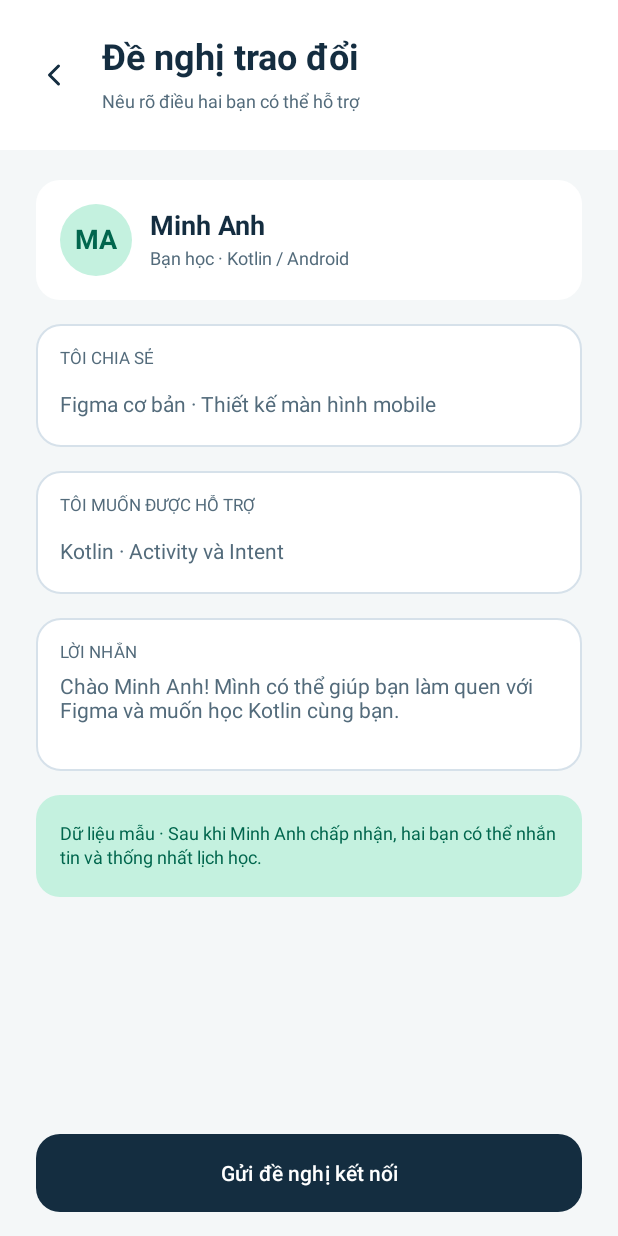
After one commit to HuynhNAnh/Co-Study, an Android app: the ExchangeRequestActivity screen opened directly, with no data from a screen before it, on a phone screen of 412 x 824 dp. The commit adds this screen. Run offline under Robolectric (Android 15) with nearby library versions, the phone set to English and light mode, and no system bars.

Commit message:
Xây dựng màn hình đề nghị trao đổi kỹ năng

```diff
--- a/app/src/main/AndroidManifest.xml
+++ b/app/src/main/AndroidManifest.xml
@@ -54,6 +54,10 @@
         <activity
             android:name=".feature.learner.ui.profile.PartnerProfileActivity"
             android:exported="false" />
+        <activity
+            android:name=".feature.learner.ui.exchange.ExchangeRequestActivity"
+            android:exported="false"
+            android:windowSoftInputMode="adjustResize" />
     </application>
 
 </manifest>
--- /dev/null
+++ b/app/src/main/java/com/ute/co_study/feature/learner/ui/exchange/ExchangeRequestActivity.kt
@@ -0,0 +1,22 @@
+package com.ute.co_study.feature.learner.ui.exchange
+
+import android.os.Bundle
+import androidx.appcompat.app.AppCompatActivity
+import androidx.core.view.ViewCompat
+import com.ute.co_study.databinding.ActivityExchangeRequestBinding
+import com.ute.co_study.feature.auth.ui.applyAuthInsets
+import com.ute.co_study.feature.learner.ui.showLearnerFeatureUnavailable
+
+class ExchangeRequestActivity : AppCompatActivity() {
+    override fun onCreate(savedInstanceState: Bundle?) {
+        super.onCreate(savedInstanceState)
+        val binding = ActivityExchangeRequestBinding.inflate(layoutInflater)
+        setContentView(binding.root)
+        applyAuthInsets(binding.root, binding.statusBarSpace)
+        ViewCompat.setAccessibilityHeading(binding.screenTitle, true)
+        ViewCompat.setAccessibilityHeading(binding.partnerName, true)
+
+        binding.backButton.setOnClickListener { finish() }
+        showLearnerFeatureUnavailable(binding.sendButton)
+    }
+}
--- /dev/null
+++ b/app/src/main/res/layout/activity_exchange_request.xml
@@ -0,0 +1,181 @@
+<?xml version="1.0" encoding="utf-8"?>
+<LinearLayout xmlns:android="http://schemas.android.com/apk/res/android"
+    xmlns:app="http://schemas.android.com/apk/res-auto"
+    android:layout_width="match_parent"
+    android:layout_height="match_parent"
+    android:orientation="vertical">
+
+    <View
+        android:id="@+id/status_bar_space"
+        android:layout_width="match_parent"
+        android:layout_height="0dp"
+        android:background="@color/white"
+        android:importantForAccessibility="no" />
+
+    <ScrollView
+        android:layout_width="match_parent"
+        android:layout_height="match_parent"
+        android:fillViewport="true">
+
+        <LinearLayout
+            android:layout_width="match_parent"
+            android:layout_height="wrap_content"
+            android:focusableInTouchMode="true"
+            android:orientation="vertical">
+
+            <LinearLayout
+                style="@style/Widget.CoStudy.Auth.Header"
+                android:gravity="center_vertical"
+                android:orientation="horizontal"
+                android:paddingStart="@dimen/co_study_space_12"
+                android:paddingEnd="@dimen/co_study_space_24"
+                android:paddingTop="@dimen/co_study_space_16"
+                android:paddingBottom="@dimen/co_study_space_16">
+
+                <androidx.appcompat.widget.AppCompatImageButton
+                    android:id="@+id/back_button"
+                    android:layout_width="48dp"
+                    android:layout_height="48dp"
+                    android:background="?attr/selectableItemBackgroundBorderless"
+                    android:contentDescription="@string/auth_back"
+                    app:srcCompat="@drawable/ic_back"
+                    app:tint="@color/co_study_ink" />
+
+                <LinearLayout
+                    android:layout_width="0dp"
+                    android:layout_height="wrap_content"
+                    android:layout_marginStart="@dimen/co_study_space_8"
+                    android:layout_weight="1"
+                    android:orientation="vertical">
+
+                    <TextView
+                        style="@style/TextAppearance.CoStudy.Title"
+                        android:id="@+id/screen_title"
+                        android:text="@string/exchange_request_title" />
+
+                    <TextView
+                        style="@style/TextAppearance.CoStudy.Subtitle"
+                        android:layout_marginTop="@dimen/co_study_space_8"
+                        android:text="@string/exchange_request_subtitle" />
+                </LinearLayout>
+            </LinearLayout>
+
+            <LinearLayout
+                style="@style/Widget.CoStudy.Auth.Card"
+                android:layout_marginTop="@dimen/co_study_space_20"
+                android:background="@drawable/bg_co_study_card"
+                android:gravity="center_vertical"
+                android:minHeight="80dp"
+                android:orientation="horizontal">
+
+                <TextView
+                    style="@style/TextAppearance.CoStudy.Title"
+                    android:layout_width="48dp"
+                    android:layout_height="48dp"
+                    android:background="@drawable/bg_co_study_mint_circle"
+                    android:gravity="center"
+                    android:importantForAccessibility="no"
+                    android:text="@string/home_suggested_initials"
+                    android:textColor="@color/co_study_green"
+                    android:textSize="18sp" />
+
+                <LinearLayout
+                    android:layout_width="0dp"
+                    android:layout_height="wrap_content"
+                    android:layout_marginStart="@dimen/co_study_space_12"
+                    android:layout_weight="1"
+                    android:orientation="vertical">
+
+                    <TextView
+                        android:id="@+id/partner_name"
+                        style="@style/TextAppearance.CoStudy.Title"
+                        android:text="@string/home_suggested_name"
+                        android:textSize="18sp" />
+
+                    <TextView
+                        style="@style/TextAppearance.CoStudy.Subtitle"
+                        android:layout_marginTop="@dimen/co_study_space_4"
+                        android:text="@string/exchange_request_partner" />
+                </LinearLayout>
+            </LinearLayout>
+
+            <LinearLayout style="@style/Widget.CoStudy.Auth.Field">
+                <TextView
+                    style="@style/TextAppearance.CoStudy.Subtitle"
+                    android:labelFor="@+id/share_input"
+                    android:text="@string/exchange_request_share_label"
+                    android:textSize="11sp" />
+
+                <androidx.appcompat.widget.AppCompatEditText
+                    android:id="@id/share_input"
+                    style="@style/Widget.CoStudy.Auth.Input"
+                    android:hint="@string/exchange_request_share_hint"
+                    android:inputType="textCapSentences|textMultiLine"
+                    android:scrollHorizontally="false"
+                    android:textColorHint="@color/co_study_muted" />
+            </LinearLayout>
+
+            <LinearLayout style="@style/Widget.CoStudy.Auth.Field">
+                <TextView
+                    style="@style/TextAppearance.CoStudy.Subtitle"
+                    android:labelFor="@+id/learn_input"
+                    android:text="@string/exchange_request_learn_label"
+                    android:textSize="11sp" />
+
+                <androidx.appcompat.widget.AppCompatEditText
+                    android:id="@id/learn_input"
+                    style="@style/Widget.CoStudy.Auth.Input"
+                    android:hint="@string/exchange_request_learn_hint"
+                    android:inputType="textCapSentences|textMultiLine"
+                    android:scrollHorizontally="false"
+                    android:textColorHint="@color/co_study_muted" />
+            </LinearLayout>
+
+            <LinearLayout
+                style="@style/Widget.CoStudy.Auth.Field"
+                android:minHeight="102dp">
+                <TextView
+                    style="@style/TextAppearance.CoStudy.Subtitle"
+                    android:labelFor="@+id/message_input"
+                    android:text="@string/exchange_request_message_label"
+                    android:textSize="11sp" />
+
+                <androidx.appcompat.widget.AppCompatEditText
+                    android:id="@id/message_input"
+                    style="@style/Widget.CoStudy.Auth.Input"
+                    android:hint="@string/exchange_request_message_hint"
+                    android:inputType="textCapSentences|textMultiLine"
+                    android:minLines="2"
+                    android:scrollHorizontally="false"
+                    android:textColorHint="@color/co_study_muted" />
+            </LinearLayout>
+
+            <TextView
+                style="@style/TextAppearance.CoStudy.Subtitle"
+                android:layout_marginStart="@dimen/co_study_space_24"
+                android:layout_marginEnd="@dimen/co_study_space_24"
+                android:layout_marginTop="@dimen/co_study_space_16"
+                android:background="@drawable/bg_auth_notice"
+                android:gravity="center_vertical"
+                android:minHeight="68dp"
+                android:padding="@dimen/co_study_space_16"
+                android:text="@string/exchange_request_tip"
+                android:textColor="@color/co_study_green" />
+
+            <Space
+                android:layout_width="match_parent"
+                android:layout_height="0dp"
+                android:layout_weight="1" />
+
+            <LinearLayout
+                style="@style/Widget.CoStudy.Auth.Actions"
+                android:layout_marginTop="@dimen/co_study_space_24">
+
+                <com.google.android.material.button.MaterialButton
+                    android:id="@+id/send_button"
+                    style="@style/Widget.CoStudy.Button.Primary"
+                    android:text="@string/exchange_request_send" />
+            </LinearLayout>
+        </LinearLayout>
+    </ScrollView>
+</LinearLayout>
--- a/app/src/main/res/values/strings.xml
+++ b/app/src/main/res/values/strings.xml
@@ -132,4 +132,15 @@
     <string name="partner_profile_match">Dữ liệu mẫu · Phù hợp 92%: hai bạn có kỹ năng bổ trợ và cùng rảnh tối thứ Năm 19:00 – 20:00.</string>
     <string name="partner_profile_exchange">Đề nghị trao đổi kỹ năng</string>
     <string name="partner_profile_report">Báo cáo hồ sơ</string>
+    <string name="exchange_request_title">Đề nghị trao đổi</string>
+    <string name="exchange_request_subtitle">Nêu rõ điều hai bạn có thể hỗ trợ</string>
+    <string name="exchange_request_partner">Bạn học · Kotlin / Android</string>
+    <string name="exchange_request_share_label">TÔI CHIA SẺ</string>
+    <string name="exchange_request_share_hint">Figma cơ bản · Thiết kế màn hình mobile</string>
+    <string name="exchange_request_learn_label">TÔI MUỐN ĐƯỢC HỖ TRỢ</string>
+    <string name="exchange_request_learn_hint">Kotlin · Activity và Intent</string>
+    <string name="exchange_request_message_label">LỜI NHẮN</string>
+    <string name="exchange_request_message_hint">Chào Minh Anh! Mình có thể giúp bạn làm quen với Figma và muốn học Kotlin cùng bạn.</string>
+    <string name="exchange_request_tip">Dữ liệu mẫu · Sau khi Minh Anh chấp nhận, hai bạn có thể nhắn tin và thống nhất lịch học.</string>
+    <string name="exchange_request_send">Gửi đề nghị kết nối</string>
 </resources>
```
